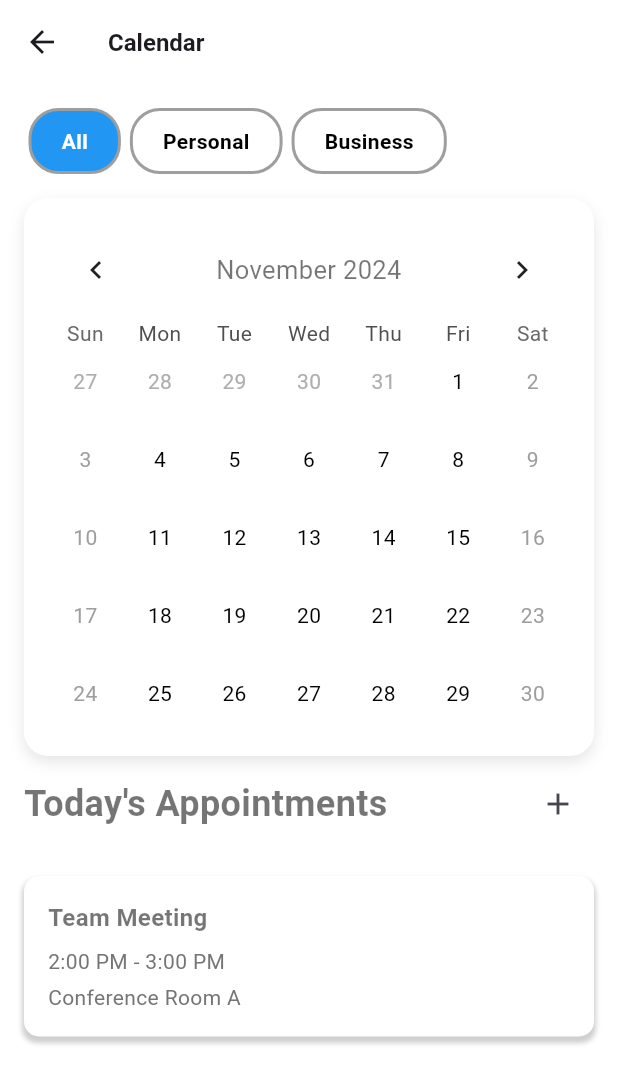
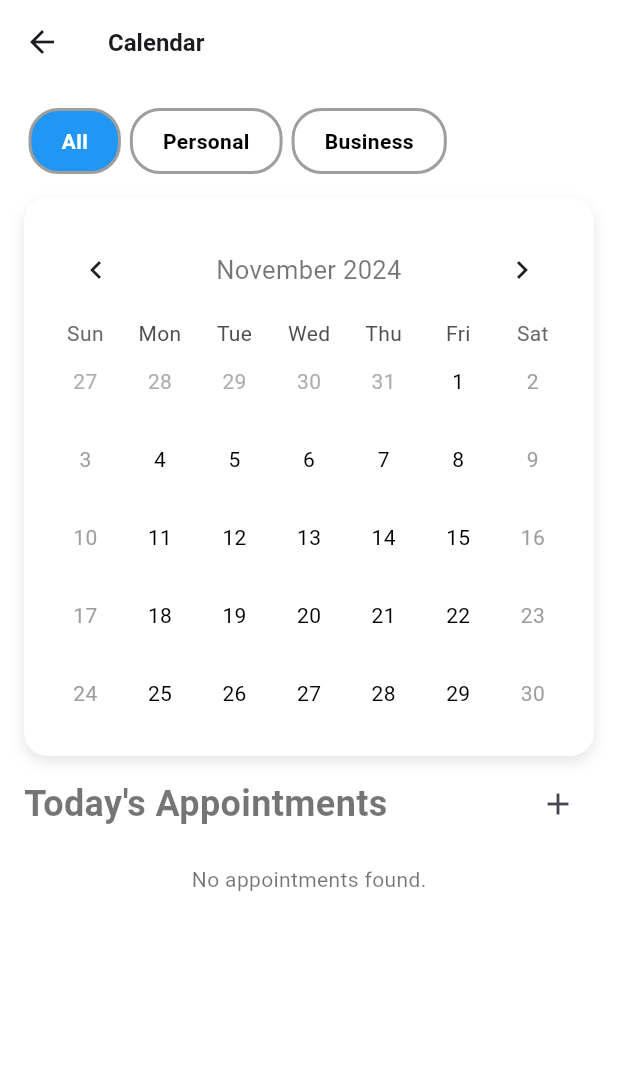
Before and after one commit to alielguermai/appointement-phone-app, a Flutter app: the CalendarView screen opened directly, on a phone screen of 412 x 824 dp. Shown: the top 1084 px of the screen. Run offline on Flutter 3.47's test engine with Material 3 defaults, Android fonts, the light colour scheme and no system bars; drawn by our look-alikes of table_calendar; our stand-ins replace cloud_firestore, firebase_auth, firebase_core, flutter_contacts, intl_phone_field, permission_handler; missing offline and left inert: call_log; accounts and stored records are empty.

Commit message:
connected to firebase storage for appointments

```diff
--- a/lib/features/appointments/widgets/day_appointments.dart
+++ b/lib/features/appointments/widgets/day_appointments.dart
@@ -1,5 +1,6 @@
 import 'package:appointement_phone_app/config/routes/routes.dart';
 import 'package:appointement_phone_app/theme/theme.dart';
+import 'package:cloud_firestore/cloud_firestore.dart';
 import 'package:flutter/material.dart';
 
 class DayAppointments extends StatefulWidget {
@@ -10,18 +11,45 @@ class DayAppointments extends StatefulWidget {
 }
 
 class _DayAppointmentsState extends State<DayAppointments> {
+  late Future<List<Map<String, dynamic>>> appointments;
+
+  // Fetch appointments
+  Future<List<Map<String, dynamic>>> fetchAppointments() async {
+    try {
+      final firestore = FirebaseFirestore.instance;
+      final querySnapshot = await firestore.collection("appointments").get();
+
+      return querySnapshot.docs.map((doc) {
+        return {
+          "id": doc.id,
+          ...doc.data() as Map<String, dynamic>,
+        };
+      }).toList();
+    } catch (e) {
+      print("Error fetching appointments: $e");
+      return [];
+    }
+  }
+
+  @override
+  void didChangeDependencies() {
+    super.didChangeDependencies();
+    // Call fetchAppointments every time the view is shown
+    appointments = fetchAppointments();
+  }
+
   @override
   Widget build(BuildContext context) {
     return Container(
       margin: const EdgeInsets.symmetric(horizontal: 16),
       child: SingleChildScrollView(
         child: Column(
-          crossAxisAlignment: CrossAxisAlignment.start, // Align text to the left
+          crossAxisAlignment: CrossAxisAlignment.start,
           children: [
             Row(
               mainAxisAlignment: MainAxisAlignment.spaceBetween,
               children: [
-                Text(
+                const Text(
                   'Today\'s Appointments',
                   style: TextStyle(
                     fontSize: 24,
@@ -29,47 +57,79 @@ class _DayAppointmentsState extends State<DayAppointments> {
                   ),
                 ),
                 IconButton(
-                    onPressed: (){
+                  onPressed: () {
                     Navigator.of(context).pushNamed(AppRoutes.newAppointment);
                   },
-                    icon: Icon(Icons.add)
-                )
+                  icon: const Icon(Icons.add),
+                ),
               ],
             ),
-            const SizedBox(height: 16), // Add space between header and container
-            Container(
-              width: double.infinity, // Make the container take full width
+            const SizedBox(height: 16),
+
+            // FutureBuilder to fetch and display appointments
+            FutureBuilder<List<Map<String, dynamic>>>(
+              future: appointments,
+              builder: (context, snapshot) {
+                if (snapshot.connectionState == ConnectionState.waiting) {
+                  return const Center(child: CircularProgressIndicator());
+                }
+
+                if (snapshot.hasError) {
+                  return Center(
+                    child: Text(
+                      "Error: ${snapshot.error}",
+                      style: const TextStyle(color: Colors.red),
+                    ),
+                  );
+                }
+
+                if (!snapshot.hasData || snapshot.data!.isEmpty) {
+                  return const Center(
+                    child: Text("No appointments found."),
+                  );
+                }
+
+                final appointments = snapshot.data!;
+
+                return Column(
+                  children: appointments.map((appointment) {
+                    return Container(
+                      width: double.infinity,
                       decoration: TAppTheme.lightBoxShadow,
-              margin: const EdgeInsets.symmetric(vertical: 8), // Margin around the container
-              padding: const EdgeInsets.all(16), // Padding inside the container
+                      margin: const EdgeInsets.symmetric(vertical: 8),
+                      padding: const EdgeInsets.all(16),
                       child: Column(
-                crossAxisAlignment: CrossAxisAlignment.start, // Align content to the left
+                        crossAxisAlignment: CrossAxisAlignment.start,
                         children: [
                           Text(
-                    'Team Meeting',
-                    style: TextStyle(
-                      fontSize: 16, // Slightly larger font size
-                      fontWeight: FontWeight.bold, // Bold for title
+                            appointment["meetingType"] ?? "Unknown",
+                            style: const TextStyle(
+                              fontSize: 16,
+                              fontWeight: FontWeight.bold,
                             ),
                           ),
-                  const SizedBox(height: 8), // Space between title and time
+                          const SizedBox(height: 8),
                           Text(
-                    '2:00 PM - 3:00 PM',
+                            "${appointment["time"] ?? "No Time"}",
                             style: TextStyle(
-                      fontSize: 14, // Normal font size
-                      color: Colors.grey[600], // Subtle text color
+                              fontSize: 14,
+                              color: Colors.grey[600],
                             ),
                           ),
-                  const SizedBox(height: 4), // Space between time and location
+                          const SizedBox(height: 4),
                           Text(
-                    'Conference Room A',
+                            appointment["location"] ?? "No Location",
                             style: TextStyle(
                               fontSize: 14,
-                      color: Colors.grey[600], // Subtle text color
+                              color: Colors.grey[600],
                             ),
                           ),
                         ],
                       ),
+                    );
+                  }).toList(),
+                );
+              },
             ),
           ],
         ),
--- a/lib/main.dart
+++ b/lib/main.dart
@@ -34,7 +34,7 @@ class MyApp extends StatelessWidget {
       darkTheme: TAppTheme.darkTheme,
       home: LandingPage(),
       onGenerateRoute: onGenerate,
-      initialRoute: AppRoutes.loginPageRoute,
+      initialRoute: AppRoutes.homePageRoute,
     );
   }
 }
--- a/pubspec.yaml
+++ b/pubspec.yaml
@@ -23,6 +23,7 @@ dependencies:
   firebase_core: ^3.10.1
   firebase_auth: ^5.4.1
   url_launcher: ^6.3.1
+  cloud_firestore: ^5.6.2
 
 
 dev_dependencies:
```
Also changed, not shown: lib/features/appointments/views/appointments.dart (+43 -6 lines), lib/features/reminder/views/reminder_view.dart (added, +15 -0 lines), pubspec.lock, 4 other files. Lines whose indentation alone changed are shown as unchanged.
